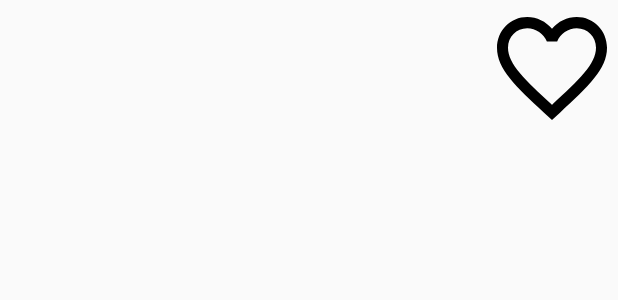
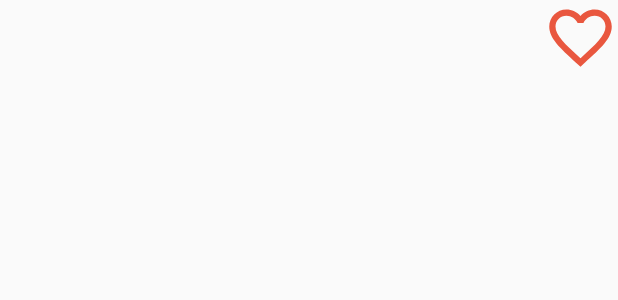
Before and after one commit to alapingping/shouxin2, an Android app: the layout list_item_sample.xml on its own in the app's theme, with its tools: preview values and no code run, on a phone screen of 412 x 824 dp. Shown: the top 300 px of the screen. Run offline under Robolectric (Android 15) with nearby library versions, the light colour scheme and no system bars; plain views replace DynamicHeightTextView.

Commit message:
优化点赞按钮

```diff
--- a/app/src/main/res/drawable/ic_favorite_border_black_24dp.xml
+++ b/app/src/main/res/drawable/ic_favorite_border_black_24dp.xml
@@ -1,9 +1,9 @@
 <vector xmlns:android="http://schemas.android.com/apk/res/android"
-        android:width="24dp"
-        android:height="24dp"
+        android:width="5dp"
+        android:height="5dp"
         android:viewportWidth="24.0"
         android:viewportHeight="24.0">
     <path
-        android:fillColor="#FF000000"
+        android:fillColor="#E9573F"
         android:pathData="M16.5,3c-1.74,0 -3.41,0.81 -4.5,2.09C10.91,3.81 9.24,3 7.5,3 4.42,3 2,5.42 2,8.5c0,3.78 3.4,6.86 8.55,11.54L12,21.35l1.45,-1.32C18.6,15.36 22,12.28 22,8.5 22,5.42 19.58,3 16.5,3zM12.1,18.55l-0.1,0.1 -0.1,-0.1C7.14,14.24 4,11.39 4,8.5 4,6.5 5.5,5 7.5,5c1.54,0 3.04,0.99 3.57,2.36h1.87C13.46,5.99 14.96,5 16.5,5c2,0 3.5,1.5 3.5,3.5 0,2.89 -3.14,5.74 -7.9,10.05z"/>
 </vector>
--- a/app/src/main/res/layout/list_item_sample.xml
+++ b/app/src/main/res/layout/list_item_sample.xml
@@ -10,15 +10,16 @@
     <com.etsy.android.grid.util.DynamicHeightTextView
         android:id="@+id/txt_line1"
         android:layout_width="match_parent"
-        android:layout_height="400dp"
+        android:layout_height="200dp"
         android:gravity="center"/>
 
     <Button
         android:id="@+id/btn_go"
-        android:layout_width="wrap_content"
-        android:layout_height="90dp"
+        android:layout_width="50dp"
+        android:layout_height="50dp"
         android:layout_gravity="top|right"
         android:background="@drawable/ic_favorite_border_black_24dp"
+        android:tag="unlike"
         />
 
 </FrameLayout>
```
Also changed, not shown: app/src/main/java/com/shouxin/shouxin/Adapter/SampleAdapter.java (+8 -6 lines).
